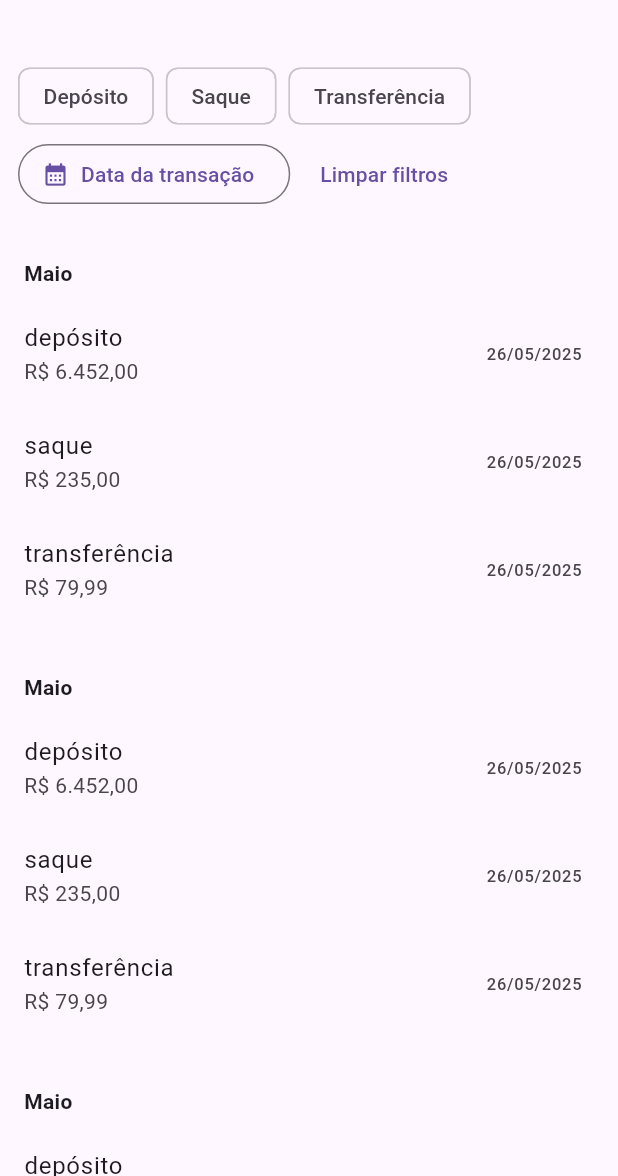
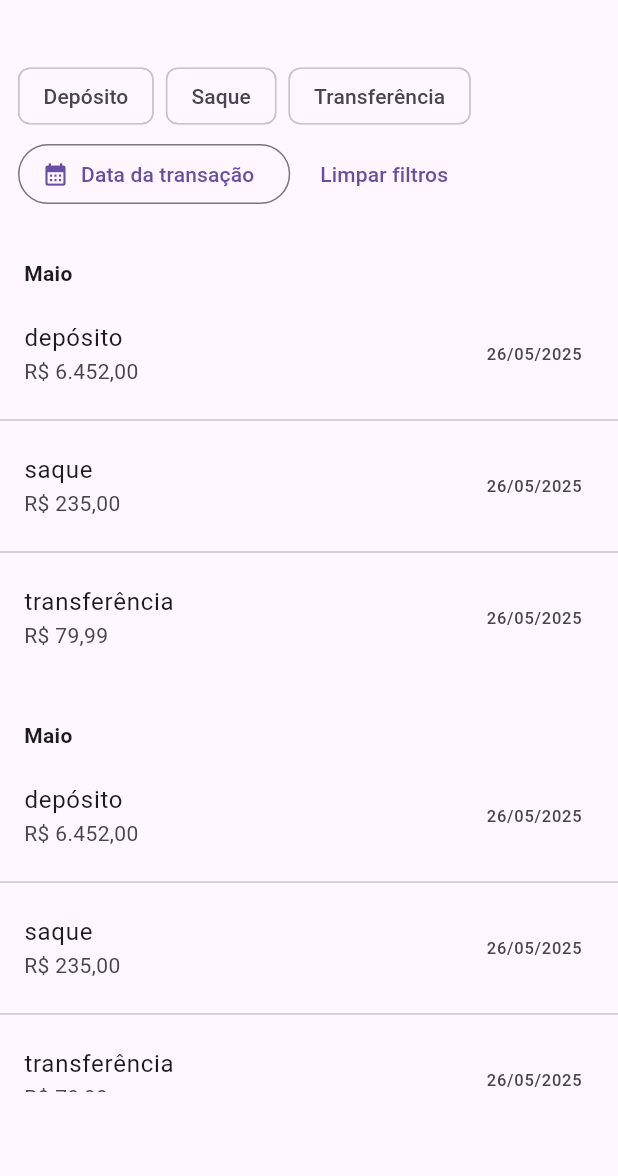
Before and after one commit to hallisonbrancalhao/fiap-tech-challenge-3, a Flutter app: the screen it shows after launch, on a phone screen of 412 x 824 dp, the part 60-1236 px from its top. Run offline on Flutter 3.47's test engine with Material 3 defaults, Android fonts, the phone set to English and light mode, and no system bars; our stand-ins replace dartz, firebase_auth, firebase_core, flutter_bloc, get_it, shared_preferences; missing offline and left inert: file_selector; accounts and stored records are empty.

Commit message:
refactor: refactor transaction list

```diff
--- a/lib/presentation/transaction/screens/transactions.dart
+++ b/lib/presentation/transaction/screens/transactions.dart
@@ -7,6 +7,30 @@ import 'package:tech_challenge_3/core/routes/app_routes.dart';
 
 class TransactionsScreen extends StatelessWidget {
   const TransactionsScreen({super.key});
+
+  static List<dynamic> transactions = [
+    {
+      'id': 1,
+      'type': 'depósito',
+      'value': 6452,
+      'createdAt': DateTime.now(),
+      'userId': 1,
+    },
+    {
+      'id': 1,
+      'type': 'saque',
+      'value': 235,
+      'createdAt': DateTime.now(),
+      'userId': 1,
+    },
+    {
+      'id': 1,
+      'type': 'transferência',
+      'value': 79.99,
+      'createdAt': DateTime.now(),
+      'userId': 1,
+    },
+  ];
 
   @override
   Widget build(BuildContext context) {
@@ -22,20 +46,48 @@ class TransactionsScreen extends StatelessWidget {
           ),
         ],
       ),
-      body: SingleChildScrollView(
+      body: Padding(
         padding: const EdgeInsets.only(bottom: 56),
-        child: Column(
-          crossAxisAlignment: CrossAxisAlignment.start,
-          children: [
-            Padding(
-              padding: const EdgeInsets.fromLTRB(12, 24, 12, 32),
-              child: TransactionListFilter(),
+        child: CustomScrollView(
+          slivers: [
+            SliverToBoxAdapter(
+              child: Padding(
+                padding: const EdgeInsets.fromLTRB(12, 24, 12, 32),
+                child: TransactionListFilter(),
+              ),
             ),
-            TransactionList(),
-            SizedBox(height: 32),
-            TransactionList(),
-            SizedBox(height: 32),
-            TransactionList(),
+            SliverToBoxAdapter(
+              child: Padding(
+                padding: const EdgeInsets.fromLTRB(16, 0, 16, 8),
+                child: Text(
+                  'Maio',
+                  style: TextStyle(fontWeight: FontWeight.w600),
+                ),
+              ),
+            ),
+            TransactionList(transactions: transactions),
+            SliverToBoxAdapter(child: SizedBox(height: 32)),
+            SliverToBoxAdapter(
+              child: Padding(
+                padding: const EdgeInsets.fromLTRB(16, 0, 16, 8),
+                child: Text(
+                  'Maio',
+                  style: TextStyle(fontWeight: FontWeight.w600),
+                ),
+              ),
+            ),
+            TransactionList(transactions: transactions),
+            SliverToBoxAdapter(child: SizedBox(height: 32)),
+            SliverToBoxAdapter(
+              child: Padding(
+                padding: const EdgeInsets.fromLTRB(16, 0, 16, 8),
+                child: Text(
+                  'Maio',
+                  style: TextStyle(fontWeight: FontWeight.w600),
+                ),
+              ),
+            ),
+            TransactionList(transactions: transactions),
           ],
         ),
       ),
--- /dev/null
+++ b/lib/presentation/transaction/widgets/transaction_item.dart
@@ -0,0 +1,33 @@
+import 'package:flutter/material.dart';
+import 'package:intl/intl.dart';
+
+import 'package:tech_challenge_3/core/routes/app_routes.dart';
+
+class TransactionItem extends StatelessWidget {
+  const TransactionItem({super.key, required this.transaction});
+
+  final Map transaction;
+
+  static NumberFormat currencyFormatter = NumberFormat.simpleCurrency(
+    locale: 'pt_BR',
+    decimalDigits: 2,
+  );
+
+  static DateFormat dateFormatter = DateFormat('dd/MM/yyyy');
+
+  @override
+  Widget build(BuildContext context) {
+    return ListTile(
+      title: Text(transaction['type']),
+      subtitle: Text(currencyFormatter.format(transaction['value'])),
+      trailing: Text(dateFormatter.format(transaction['createdAt'])),
+      onTap: () {
+        Navigator.pushNamed(
+          context,
+          AppRoutes.updateTransaction,
+          arguments: transaction['id'],
+        );
+      },
+    );
+  }
+}
--- a/lib/presentation/transaction/widgets/transaction_list.dart
+++ b/lib/presentation/transaction/widgets/transaction_list.dart
@@ -1,61 +1,20 @@
 import 'package:flutter/material.dart';
-import 'package:intl/intl.dart';
 
-import 'package:tech_challenge_3/core/routes/app_routes.dart';
+import 'package:tech_challenge_3/presentation/transaction/widgets/transaction_item.dart';
 
 class TransactionList extends StatelessWidget {
-  const TransactionList({super.key});
+  const TransactionList({super.key, required this.transactions});
 
-  static NumberFormat currencyFormatter = NumberFormat.simpleCurrency(
-    locale: 'pt_BR',
-    decimalDigits: 2,
-  );
-  static DateFormat dateFormatter = DateFormat('dd/MM/yyyy');
-
-  static List<dynamic> transactions = [
-    {
-      'id': 1,
-      'type': 'depósito',
-      'value': 6452,
-      'createdAt': DateTime.now(),
-      'userId': 1,
-    },
-    {
-      'id': 1,
-      'type': 'saque',
-      'value': 235,
-      'createdAt': DateTime.now(),
-      'userId': 1,
-    },
-    {
-      'id': 1,
-      'type': 'transferência',
-      'value': 79.99,
-      'createdAt': DateTime.now(),
-      'userId': 1,
-    },
-  ];
+  final List<dynamic> transactions;
 
   @override
   Widget build(BuildContext context) {
-    return Column(
-      crossAxisAlignment: CrossAxisAlignment.start,
-      children: [
-        Padding(
-          padding: const EdgeInsets.fromLTRB(16, 0, 16, 8),
-          child: Text('Maio', style: TextStyle(fontWeight: FontWeight.w600)),
-        ),
-        ...transactions.map((transaction) {
-          return ListTile(
-            title: Text(transaction['type']),
-            subtitle: Text(currencyFormatter.format(transaction['value'])),
-            trailing: Text(dateFormatter.format(transaction['createdAt'])),
-            onTap: () {
-              Navigator.pushNamed(context, AppRoutes.updateTransaction);
-            },
-          );
-        }),
-      ],
+    return SliverList.separated(
+      itemCount: transactions.length,
+      itemBuilder: (BuildContext context, int index) {
+        return TransactionItem(transaction: transactions[index]);
+      },
+      separatorBuilder: (BuildContext context, int index) => const Divider(),
     );
   }
 }
```
